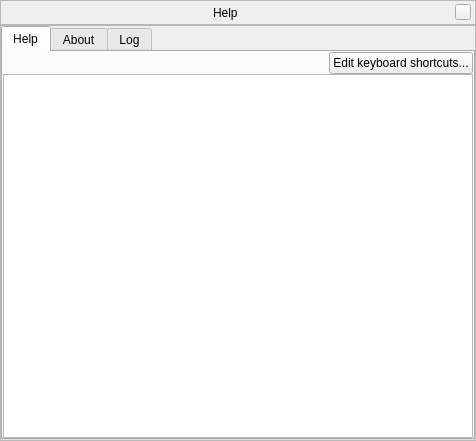
First picture: the form in src/gui/helpDialogGui.ui, repository ultrapre/stellarium, before the edit.
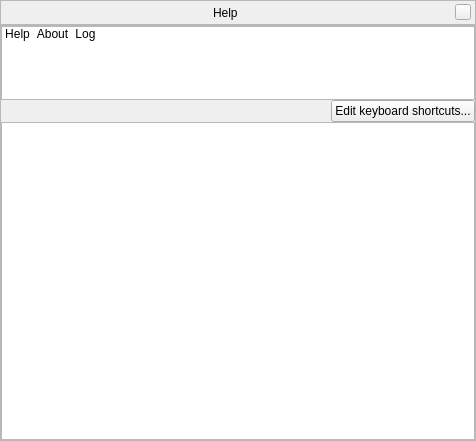
Second picture: the form after the edit. The open tabs and pages were chosen to show the change. Icons and pictures are not drawn. Custom widgets are drawn as their Qt base class.

Commit message:
Revert "Remove QStackedWidget and QListWidget from dialogs, and replace it with QTabWidget."
This reverts commit 7ae493d849c1c83e8442d64ce9efdaa8edf55682.

Diff of the .ui file:
```diff
--- a/src/gui/helpDialogGui.ui
+++ b/src/gui/helpDialogGui.ui
@@ -148,19 +148,102 @@
        <number>0</number>
       </property>
       <item>
-       <widget class="QTabWidget" name="stackedWidget">
-        <property name="currentIndex">
-         <number>2</number>
+       <widget class="QListWidget" name="stackListWidget">
+        <property name="minimumSize">
+         <size>
+          <width>0</width>
+          <height>74</height>
+         </size>
         </property>
-        <widget class="QWidget" name="pageHelp">
-         <attribute name="icon">
-          <iconset>
-           <normalon>:/graphicGui/tabicon-help.png</normalon>
-          </iconset>
-         </attribute>
-         <attribute name="title">
+        <property name="maximumSize">
+         <size>
+          <width>16777215</width>
+          <height>74</height>
+         </size>
+        </property>
+        <property name="focusPolicy">
+         <enum>Qt::NoFocus</enum>
+        </property>
+        <property name="verticalScrollBarPolicy">
+         <enum>Qt::ScrollBarAlwaysOff</enum>
+        </property>
+        <property name="horizontalScrollBarPolicy">
+         <enum>Qt::ScrollBarAlwaysOff</enum>
+        </property>
+        <property name="selectionMode">
+         <enum>QAbstractItemView::SingleSelection</enum>
+        </property>
+        <property name="iconSize">
+         <size>
+          <width>50</width>
+          <height>50</height>
+         </size>
+        </property>
+        <property name="movement">
+         <enum>QListView::Static</enum>
+        </property>
+        <property name="flow">
+         <enum>QListView::LeftToRight</enum>
+        </property>
+        <property name="isWrapping" stdset="0">
+         <bool>false</bool>
+        </property>
+        <property name="resizeMode">
+         <enum>QListView::Adjust</enum>
+        </property>
+        <property name="layoutMode">
+         <enum>QListView::SinglePass</enum>
+        </property>
+        <property name="spacing">
+         <number>0</number>
+        </property>
+        <property name="viewMode">
+         <enum>QListView::IconMode</enum>
+        </property>
+        <property name="uniformItemSizes">
+         <bool>false</bool>
+        </property>
+        <property name="wordWrap">
+         <bool>false</bool>
+        </property>
+        <property name="selectionRectVisible">
+         <bool>false</bool>
+        </property>
+        <item>
+         <property name="text">
           <string>Help</string>
-         </attribute>
+         </property>
+         <property name="icon">
+          <iconset>
+           <normalon>:/graphicGui/tabicon-help.png</normalon>
+          </iconset>
+         </property>
+        </item>
+        <item>
+         <property name="text">
+          <string>About</string>
+         </property>
+         <property name="icon">
+          <iconset>
+           <normalon>:/graphicGui/tabicon-info.png</normalon>
+          </iconset>
+         </property>
+        </item>
+        <item>
+         <property name="text">
+          <string>Log</string>
+         </property>
+         <property name="icon">
+          <iconset>
+           <normalon>:/graphicGui/tabicon-logs.png</normalon>
+          </iconset>
+         </property>
+        </item>
+       </widget>
+      </item>
+      <item>
+       <widget class="QStackedWidget" name="stackedWidget">
+        <widget class="QWidget" name="pageHelp">
          <layout class="QVBoxLayout" name="verticalLayout_5">
           <property name="spacing">
            <number>0</number>
@@ -310,14 +393,6 @@
          </layout>
         </widget>
         <widget class="QWidget" name="pageAbout">
-         <attribute name="icon">
-          <iconset>
-           <normalon>:/graphicGui/tabicon-info.png</normalon>
-          </iconset>
-         </attribute>
-         <attribute name="title">
-          <string>About</string>
-         </attribute>
          <layout class="QVBoxLayout" name="verticalLayout_2">
           <property name="spacing">
            <number>0</number>
@@ -344,14 +419,6 @@
          </layout>
         </widget>
         <widget class="QWidget" name="pageLog">
-         <attribute name="icon">
-          <iconset>
-           <normalon>:/graphicGui/tabicon-logs.png</normalon>
-          </iconset>
-         </attribute>
-         <attribute name="title">
-          <string>Log</string>
-         </attribute>
          <layout class="QVBoxLayout" name="verticalLayout">
           <property name="spacing">
            <number>0</number>
```
Left out of the diff: 2 changed lines with no effect on the pictures. The commit also changes 12 other files.
